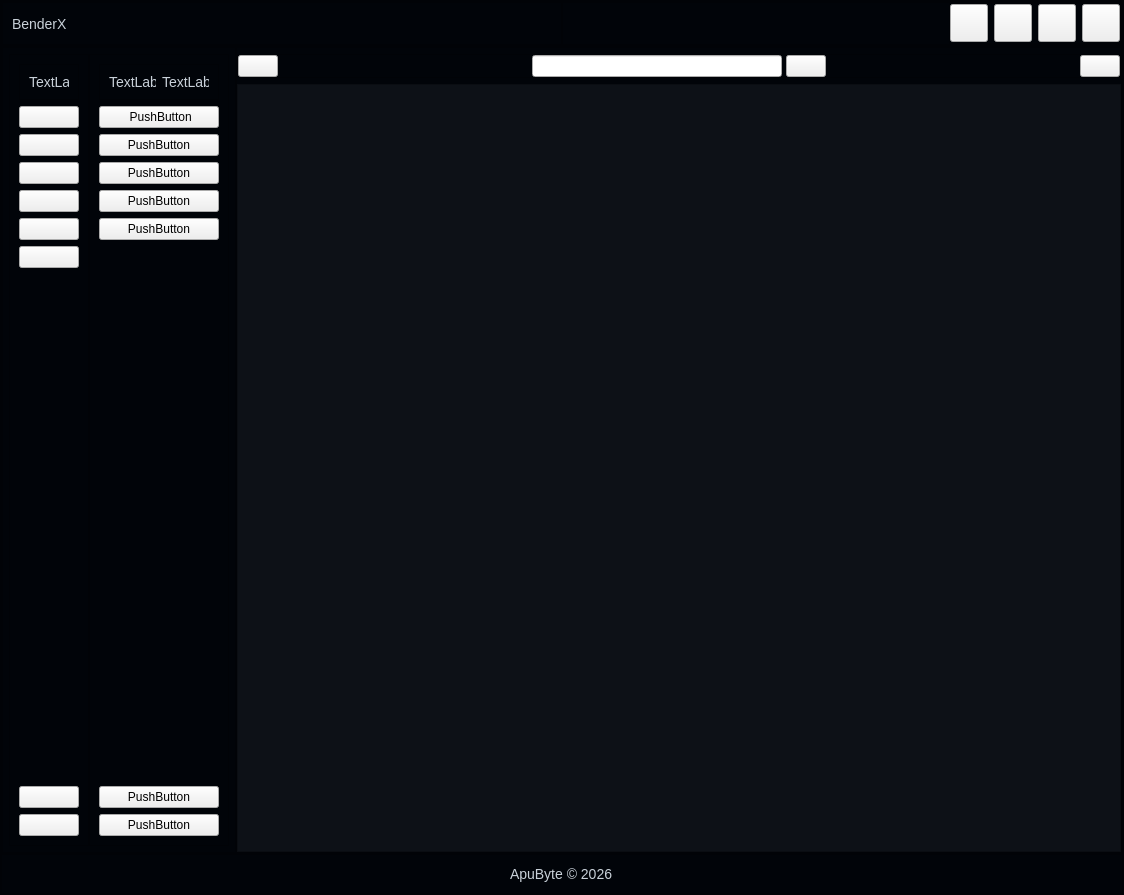
Qt form app/ui/main.ui (Rofernan1205/BenderX) before a commit.
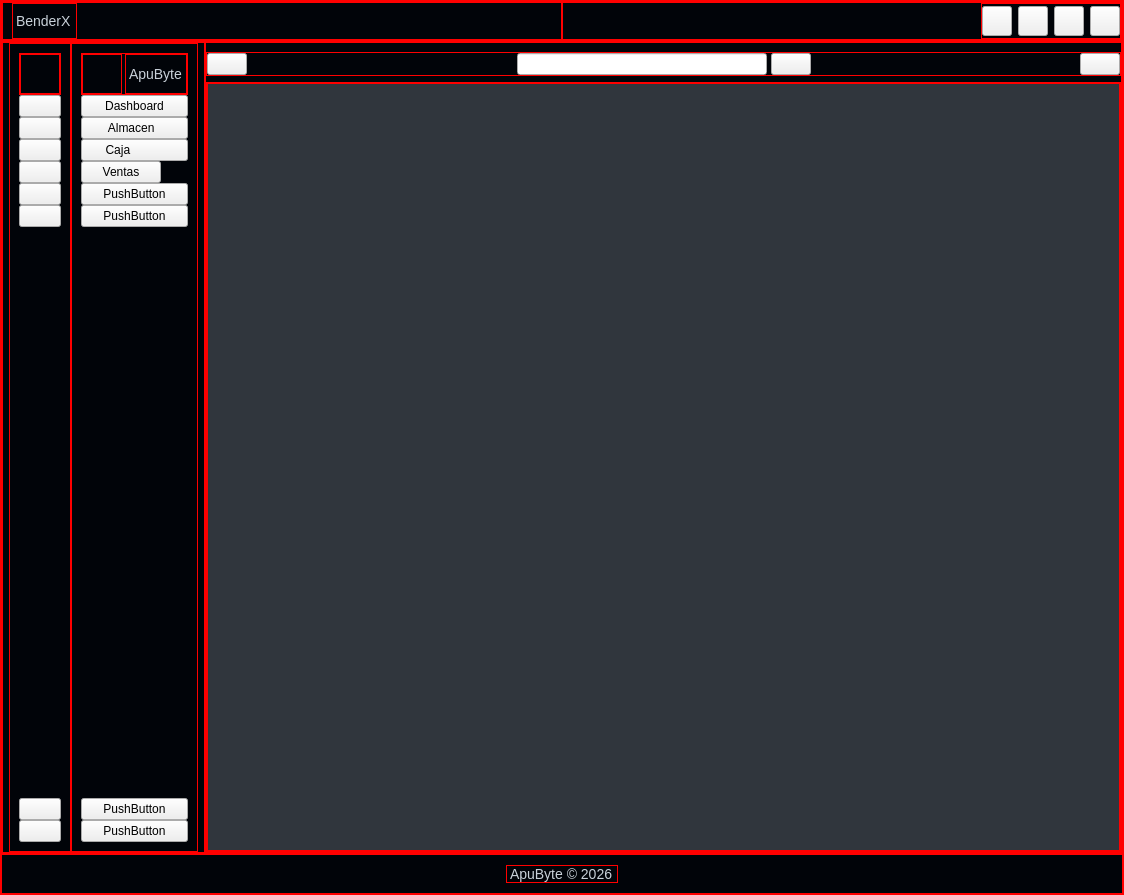
The same form after that commit. Icons and pictures are not drawn.

The edit to the form file:
```diff
--- a/app/ui/main.ui
+++ b/app/ui/main.ui
@@ -27,6 +27,7 @@
    color: #c9d1d9;
     font-size: 14px;
     outline: none;
+    border:1px solid red;
 }
 
 QFrame[class=&quot;second-background&quot;]{
@@ -185,9 +186,9 @@
    BOTÓNES REDONDOS
    ========================= */
 QPushButton[class=&quot;buttons-circle&quot;] {
-    background-color:#010409;
+    background-color:#010409E;
     color: white;
-    border: 2px solid #8B949E;
+    border: 2px solid #FFFFFF;
     border-radius: 19px;
     padding: 8px;
     font-weight: bold;
@@ -362,13 +363,13 @@
          <property name="minimumSize">
           <size>
            <width>0</width>
-           <height>45</height>
+           <height>40</height>
           </size>
          </property>
          <property name="maximumSize">
           <size>
            <width>16777215</width>
-           <height>45</height>
+           <height>40</height>
           </size>
          </property>
          <property name="frameShape">
@@ -485,14 +486,14 @@
                  <widget class="QPushButton" name="btn_min">
                   <property name="minimumSize">
                    <size>
-                    <width>38</width>
-                    <height>38</height>
+                    <width>30</width>
+                    <height>30</height>
                    </size>
                   </property>
                   <property name="maximumSize">
                    <size>
-                    <width>38</width>
-                    <height>38</height>
+                    <width>30</width>
+                    <height>30</height>
                    </size>
                   </property>
                   <property name="text">
@@ -504,8 +505,8 @@
                   </property>
                   <property name="iconSize">
                    <size>
-                    <width>38</width>
-                    <height>38</height>
+                    <width>32</width>
+                    <height>32</height>
                    </size>
                   </property>
                   <property name="class" stdset="0">
@@ -517,14 +518,14 @@
                  <widget class="QPushButton" name="btn_mid">
                   <property name="minimumSize">
                    <size>
-                    <width>38</width>
-                    <height>38</height>
+                    <width>30</width>
+                    <height>30</height>
                    </size>
                   </property>
                   <property name="maximumSize">
                    <size>
-                    <width>38</width>
-                    <height>38</height>
+                    <width>30</width>
+                    <height>30</height>
                    </size>
                   </property>
                   <property name="text">
@@ -536,8 +537,8 @@
                   </property>
                   <property name="iconSize">
                    <size>
-                    <width>38</width>
-                    <height>38</height>
+                    <width>30</width>
+                    <height>30</height>
                    </size>
                   </property>
                   <property name="class" stdset="0">
@@ -549,14 +550,14 @@
                  <widget class="QPushButton" name="btn_max">
                   <property name="minimumSize">
                    <size>
-                    <width>38</width>
-                    <height>38</height>
+                    <width>30</width>
+                    <height>30</height>
                    </size>
                   </property>
                   <property name="maximumSize">
                    <size>
-                    <width>38</width>
-                    <height>38</height>
+                    <width>30</width>
+                    <height>30</height>
                    </size>
                   </property>
                   <property name="text">
@@ -568,8 +569,8 @@
                   </property>
                   <property name="iconSize">
                    <size>
-                    <width>38</width>
-                    <height>38</height>
+                    <width>30</width>
+                    <height>30</height>
                    </size>
                   </property>
                   <property name="class" stdset="0">
@@ -581,14 +582,14 @@
                  <widget class="QPushButton" name="btn_close">
                   <property name="minimumSize">
                    <size>
-                    <width>38</width>
-                    <height>38</height>
+                    <width>30</width>
+                    <height>30</height>
                    </size>
                   </property>
                   <property name="maximumSize">
                    <size>
-                    <width>38</width>
-                    <height>38</height>
+                    <width>30</width>
+                    <height>30</height>
                    </size>
                   </property>
                   <property name="text">
@@ -600,8 +601,8 @@
                   </property>
                   <property name="iconSize">
                    <size>
-                    <width>38</width>
-                    <height>38</height>
+                    <width>30</width>
+                    <height>30</height>
                    </size>
                   </property>
                   <property name="class" stdset="0">
@@ -670,13 +671,13 @@
               <number>6</number>
              </property>
              <property name="topMargin">
-              <number>6</number>
+              <number>0</number>
              </property>
              <property name="rightMargin">
               <number>6</number>
              </property>
              <property name="bottomMargin">
-              <number>6</number>
+              <number>0</number>
              </property>
              <item>
               <widget class="QFrame" name="frame_icon">
@@ -702,8 +703,14 @@
                 <string>borde-general</string>
                </property>
                <layout class="QVBoxLayout" name="verticalLayout_3">
+                <property name="spacing">
+                 <number>0</number>
+                </property>
                 <item>
                  <widget class="QFrame" name="frame_8">
+                  <property name="styleSheet">
+                   <string notr="true"/>
+                  </property>
                   <property name="frameShape">
                    <enum>QFrame::Shape::StyledPanel</enum>
                   </property>
@@ -711,10 +718,45 @@
                    <enum>QFrame::Shadow::Raised</enum>
                   </property>
                   <layout class="QHBoxLayout" name="horizontalLayout_6">
+                   <property name="leftMargin">
+                    <number>0</number>
+                   </property>
+                   <property name="topMargin">
+                    <number>0</number>
+                   </property>
+                   <property name="rightMargin">
+                    <number>0</number>
+                   </property>
+                   <property name="bottomMargin">
+                    <number>0</number>
+                   </property>
                    <item alignment="Qt::AlignmentFlag::AlignHCenter|Qt::AlignmentFlag::AlignVCenter">
                     <widget class="QLabel" name="label_3">
+                     <property name="minimumSize">
+                      <size>
+                       <width>40</width>
+                       <height>40</height>
+                      </size>
+                     </property>
+                     <property name="maximumSize">
+                      <size>
+                       <width>40</width>
+                       <height>40</height>
+                      </size>
+                     </property>
+                     <property name="styleSheet">
+                      <string notr="true">
+
+</string>
+                     </property>
                      <property name="text">
-                      <string>TextLabel</string>
+                      <string/>
+                     </property>
+                     <property name="pixmap">
+                      <pixmap resource="../resources/resources.qrc">:/images/images/apubyte.jpg</pixmap>
+                     </property>
+                     <property name="scaledContents">
+                      <bool>true</bool>
                      </property>
                     </widget>
                    </item>
@@ -732,8 +774,8 @@
                   </property>
                   <property name="iconSize">
                    <size>
-                    <width>18</width>
-                    <height>18</height>
+                    <width>24</width>
+                    <height>24</height>
                    </size>
                   </property>
                   <property name="class" stdset="0">
@@ -752,8 +794,8 @@
                   </property>
                   <property name="iconSize">
                    <size>
-                    <width>18</width>
-                    <height>18</height>
+                    <width>24</width>
+                    <height>24</height>
                    </size>
                   </property>
                   <property name="class" stdset="0">
@@ -772,8 +814,8 @@
                   </property>
                   <property name="iconSize">
                    <size>
-                    <width>18</width>
-                    <height>18</height>
+                    <width>24</width>
+                    <height>24</height>
                    </size>
                   </property>
                   <property name="class" stdset="0">
@@ -792,8 +834,8 @@
                   </property>
                   <property name="iconSize">
                    <size>
-                    <width>18</width>
-                    <height>18</height>
+                    <width>24</width>
+                    <height>24</height>
                    </size>
                   </property>
                   <property name="class" stdset="0">
@@ -803,6 +845,9 @@
                 </item>
                 <item>
                  <widget class="QPushButton" name="pushButton_5">
+                  <property name="styleSheet">
+                   <string notr="true"/>
+                  </property>
                   <property name="text">
                    <string/>
                   </property>
@@ -812,8 +857,8 @@
                   </property>
                   <property name="iconSize">
                    <size>
-                    <width>18</width>
-                    <height>18</height>
+                    <width>24</width>
+                    <height>24</height>
                    </size>
                   </property>
                   <property name="class" stdset="0">
@@ -832,8 +877,8 @@
                   </property>
                   <property name="iconSize">
                    <size>
-                    <width>18</width>
-                    <height>18</height>
+                    <width>24</width>
+                    <height>24</height>
                    </size>
                   </property>
                   <property name="class" stdset="0">
@@ -856,6 +901,9 @@
                 </item>
                 <item>
                  <widget class="QPushButton" name="settingButton">
+                  <property name="styleSheet">
+                   <string notr="true"/>
+                  </property>
                   <property name="text">
                    <string/>
                   </property>
@@ -865,8 +913,8 @@
                   </property>
                   <property name="iconSize">
                    <size>
-                    <width>18</width>
-                    <height>18</height>
+                    <width>24</width>
+                    <height>24</height>
                    </size>
                   </property>
                   <property name="class" stdset="0">
@@ -885,8 +933,8 @@
                   </property>
                   <property name="iconSize">
                    <size>
-                    <width>18</width>
-                    <height>18</height>
+                    <width>24</width>
+                    <height>24</height>
                    </size>
                   </property>
                   <property name="class" stdset="0">
@@ -921,6 +969,9 @@
                 <string>borde-general</string>
                </property>
                <layout class="QVBoxLayout" name="verticalLayout_4">
+                <property name="spacing">
+                 <number>0</number>
+                </property>
                 <item>
                  <widget class="QFrame" name="frame_7">
                   <property name="frameShape">
@@ -930,48 +981,169 @@
                    <enum>QFrame::Shadow::Raised</enum>
                   </property>
                   <layout class="QHBoxLayout" name="horizontalLayout_7">
+                   <property name="spacing">
+                    <number>3</number>
+                   </property>
+                   <property name="leftMargin">
+                    <number>0</number>
+                   </property>
+                   <property name="topMargin">
+                    <number>0</number>
+                   </property>
+                   <property name="rightMargin">
+                    <number>0</number>
+                   </property>
+                   <property name="bottomMargin">
+                    <number>0</number>
+                   </property>
                    <item>
                     <widget class="QLabel" name="label_4">
+                     <property name="minimumSize">
+                      <size>
+                       <width>40</width>
+                       <height>40</height>
+                      </size>
+                     </property>
+                     <property name="maximumSize">
+                      <size>
+                       <width>40</width>
+                       <height>40</height>
+                      </size>
+                     </property>
                      <property name="text">
-                      <string>TextLabel</string>
+                      <string/>
+                     </property>
+                     <property name="pixmap">
+                      <pixmap resource="../resources/resources.qrc">:/images/images/apubyte.jpg</pixmap>
+                     </property>
+                     <property name="scaledContents">
+                      <bool>true</bool>
                      </property>
                     </widget>
                    </item>
                    <item>
                     <widget class="QLabel" name="label_5">
                      <property name="text">
-                      <string>TextLabel</string>
+                      <string>ApuByte</string>
                      </property>
                     </widget>
                    </item>
                   </layout>
                  </widget>
                 </item>
-                <item>
+                <item alignment="Qt::AlignmentFlag::AlignVCenter">
                  <widget class="QPushButton" name="pushButton_7">
+                  <property name="minimumSize">
+                   <size>
+                    <width>60</width>
+                    <height>0</height>
+                   </size>
+                  </property>
+                  <property name="maximumSize">
+                   <size>
+                    <width>120</width>
+                    <height>16777215</height>
+                   </size>
+                  </property>
                   <property name="text">
-                   <string> PushButton</string>
+                   <string>Dashboard</string>
+                  </property>
+                  <property name="icon">
+                   <iconset resource="../resources/resources.qrc">
+                    <normaloff>:/icons/icons/dashboard.svg</normaloff>:/icons/icons/dashboard.svg</iconset>
+                  </property>
+                  <property name="iconSize">
+                   <size>
+                    <width>24</width>
+                    <height>24</height>
+                   </size>
+                  </property>
+                  <property name="class" stdset="0">
+                   <string>button-menu</string>
                   </property>
                  </widget>
                 </item>
-                <item>
+                <item alignment="Qt::AlignmentFlag::AlignVCenter">
                  <widget class="QPushButton" name="pushButton_8">
+                  <property name="minimumSize">
+                   <size>
+                    <width>60</width>
+                    <height>0</height>
+                   </size>
+                  </property>
+                  <property name="maximumSize">
+                   <size>
+                    <width>120</width>
+                    <height>16777215</height>
+                   </size>
+                  </property>
                   <property name="text">
-                   <string>PushButton</string>
+                   <string>Almacen  </string>
+                  </property>
+                  <property name="icon">
+                   <iconset resource="../resources/resources.qrc">
+                    <normaloff>:/icons/icons/package.svg</normaloff>:/icons/icons/package.svg</iconset>
+                  </property>
+                  <property name="iconSize">
+                   <size>
+                    <width>24</width>
+                    <height>24</height>
+                   </size>
+                  </property>
+                  <property name="class" stdset="0">
+                   <string>button-menu</string>
                   </property>
                  </widget>
                 </item>
-                <item>
+                <item alignment="Qt::AlignmentFlag::AlignVCenter">
                  <widget class="QPushButton" name="pushButton_9">
+                  <property name="minimumSize">
+                   <size>
+                    <width>60</width>
+                    <height>0</height>
+                   </size>
+                  </property>
+                  <property name="maximumSize">
+                   <size>
+                    <width>120</width>
+                    <height>16777215</height>
+                   </size>
+                  </property>
                   <property name="text">
-                   <string>PushButton</string>
+                   <string>Caja          </string>
+                  </property>
+                  <property name="icon">
+                   <iconset resource="../resources/resources.qrc">
+                    <normaloff>:/icons/icons/economic.svg</normaloff>:/icons/icons/economic.svg</iconset>
+                  </property>
+                  <property name="iconSize">
+                   <size>
+                    <width>24</width>
+                    <height>24</height>
+                   </size>
+                  </property>
+                  <property name="class" stdset="0">
+                   <string>button-menu</string>
                   </property>
                  </widget>
                 </item>
-                <item>
+                <item alignment="Qt::AlignmentFlag::AlignLeft|Qt::AlignmentFlag::AlignVCenter">
                  <widget class="QPushButton" name="pushButton_10">
                   <property name="text">
-                   <string>PushButton</string>
+                   <string>Ventas</string>
+                  </property>
+                  <property name="icon">
+                   <iconset resource="../resources/resources.qrc">
+                    <normaloff>:/icons/icons/pos.svg</normaloff>:/icons/icons/pos.svg</iconset>
+                  </property>
+                  <property name="iconSize">
+                   <size>
+                    <width>24</width>
+                    <height>24</height>
+                   </size>
+                  </property>
+                  <property name="class" stdset="0">
+                   <string>button-menu</string>
                   </property>
                  </widget>
                 </item>
@@ -982,6 +1154,13 @@
                   </property>
                  </widget>
                 </item>
+                <item>
+                 <widget class="QPushButton" name="pushButton_14">
+                  <property name="text">
+                   <string>PushButton</string>
+                  </property>
+                 </widget>
+                </item>
                 <item>
                  <spacer name="verticalSpacer_2">
                   <property name="orientation">
@@ -1028,7 +1207,7 @@
               <number>0</number>
              </property>
              <property name="topMargin">
-              <number>6</number>
+              <number>9</number>
              </property>
              <property name="rightMargin">
               <number>0</number>
@@ -1193,7 +1372,7 @@
              <item>
               <widget class="QFrame" name="mainView">
                <property name="styleSheet">
-                <string notr="true">background-color:#0d1117;</string>
+                <string notr="true">background-color:#30363D;</string>
                </property>
                <property name="frameShape">
                 <enum>QFrame::Shape::StyledPanel</enum>
```
Left out of the diff: 12 changed lines with no effect on the pictures.
